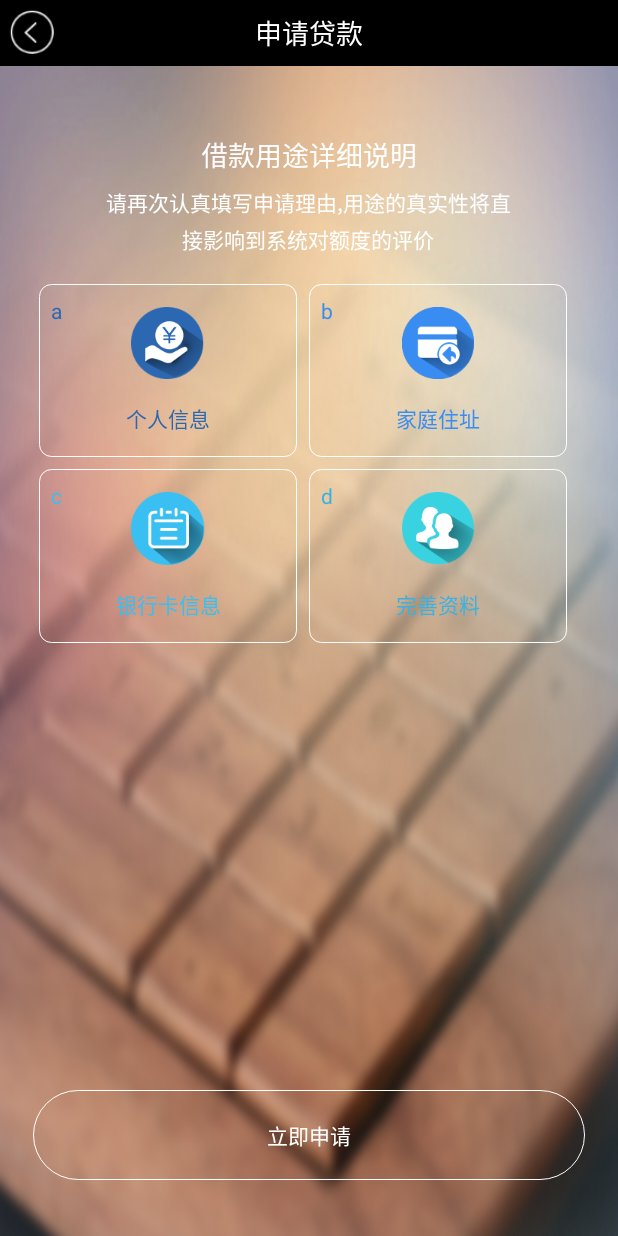
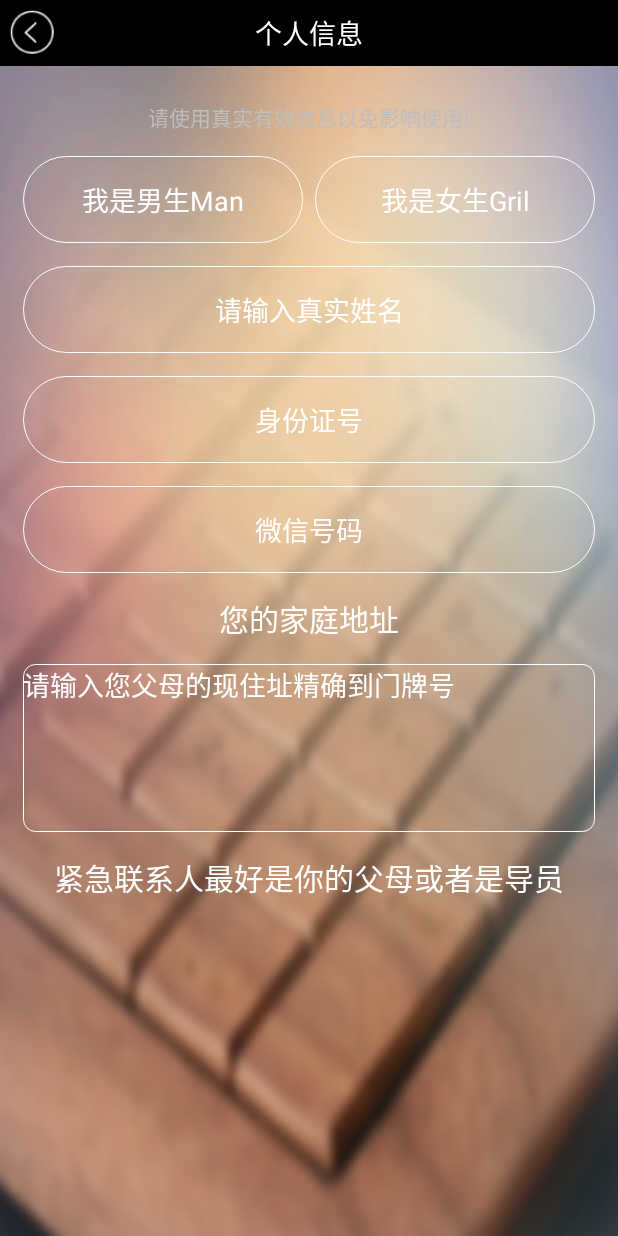
Before and after one commit to yu358769601/xingxingx, an Android app: the ApplyForActivity screen opened directly, with no data from a screen before it, after a tap on an icon or button, on a phone screen of 412 x 824 dp. Run offline under Robolectric (Android 15) with nearby library versions, the phone set to English and light mode, and no system bars; pictures from the network do not load.

Commit message:
做到个人信息

```diff
--- a/app/src/main/AndroidManifest.xml
+++ b/app/src/main/AndroidManifest.xml
@@ -43,6 +43,8 @@
         </activity>
         <activity android:name=".ui.BankCardInfoActivity">
         </activity>
+        <activity android:name=".ui.PersonalDetailsActivity">
+        </activity>
     </application>
 
 </manifest>
--- a/app/src/main/java/com/xinxinxuedai/MVP/ApplyForActivity/ApplyForActivity_P.java
+++ b/app/src/main/java/com/xinxinxuedai/MVP/ApplyForActivity/ApplyForActivity_P.java
@@ -3,7 +3,9 @@ package com.xinxinxuedai.MVP.ApplyForActivity;
 import android.content.Context;
 import android.content.Intent;
 
+import com.xinxinxuedai.MVP.baseMVP.BaseMvp;
 import com.xinxinxuedai.ui.BankCardInfoActivity;
+import com.xinxinxuedai.ui.PersonalDetailsActivity;
 import com.xinxinxuedai.view.xuedai_button.XueDaiButton;
 
 /**
@@ -15,8 +17,10 @@ import com.xinxinxuedai.view.xuedai_button.XueDaiButton;
  * 备注:
  */
 
-public class ApplyForActivity_P implements ApplyForActivity_method{
+public class ApplyForActivity_P extends BaseMvp<ApplyForActivity_callback> implements ApplyForActivity_method{
     static ApplyForActivity_P mApplyForActivity_p;
+    ApplyForActivity_callback applyForActivity_callback;
+
     static Context context;
     public ApplyForActivity_P(Context context){
         this.context = context;
@@ -28,14 +32,18 @@ public class ApplyForActivity_P implements ApplyForActivity_method{
 
         return mApplyForActivity_p;
     }
-
+    @Override
+    public void setCallBack(ApplyForActivity_callback applyForActivity_callback) {
+            this.applyForActivity_callback = applyForActivity_callback;
+    }
 
     @Override
     public void initClick(XueDaiButton xueDaiButton) {
         Intent intent = new Intent();
         switch (xueDaiButton.getType()){
             case 1:
-
+                intent.setClass(context, PersonalDetailsActivity.class);
+                context.startActivity(intent);
             break;
             case 2:
 
@@ -49,4 +57,6 @@ public class ApplyForActivity_P implements ApplyForActivity_method{
             break;
         }
     }
+
+
 }
--- /dev/null
+++ b/app/src/main/java/com/xinxinxuedai/MVP/ApplyForActivity/ApplyForActivity_callback.java
@@ -0,0 +1,13 @@
+package com.xinxinxuedai.MVP.ApplyForActivity;
+
+/**
+ * Created by 35876 于萌萌
+ * 创建日期: 8:57 . 2016年12月02日
+ * 描述:
+ * <p>
+ * <p>
+ * 备注:
+ */
+
+public interface ApplyForActivity_callback {
+}
--- a/app/src/main/java/com/xinxinxuedai/MVP/RegisterActivity/RegisterActivity_P.java
+++ b/app/src/main/java/com/xinxinxuedai/MVP/RegisterActivity/RegisterActivity_P.java
@@ -4,6 +4,7 @@ import android.content.Context;
 import android.view.View;
 
 import com.xinxinxuedai.MVP.RegisterActivity.countTime.Register_countTime_P;
+import com.xinxinxuedai.Utils.LogUtils;
 
 /**
  * Created by 35876 于萌萌
@@ -46,7 +47,16 @@ public class RegisterActivity_P implements RegisterActivity_interface {
         switch ((int)view.getTag()){
             //按下去的是倒计时
             case 1:
+                LogUtils.i("点击了注册/重置验证码倒计时");
                 mRegister_countTime_p.startCountDown();
+            break;
+            //按下去确定注册
+            case 2:
+                LogUtils.i("点击了注册");
+            break;
+            //按下去的是确认重置
+            case 3:
+                LogUtils.i("点击了重置");
             break;
         }
     }
--- /dev/null
+++ b/app/src/main/java/com/xinxinxuedai/MVP/baseMVP/BaseMvp.java
@@ -0,0 +1,14 @@
+package com.xinxinxuedai.MVP.baseMVP;
+
+/**
+ * Created by 35876 于萌萌
+ * 创建日期: 8:51 . 2016年12月02日
+ * 描述:
+ * <p>
+ * <p>
+ * 备注:
+ */
+
+public abstract class BaseMvp<T> {
+    public abstract void setCallBack(T t);
+}
--- /dev/null
+++ b/app/src/main/java/com/xinxinxuedai/MVP/mainActivity/MainActivity_CallBack.java
@@ -0,0 +1,14 @@
+package com.xinxinxuedai.MVP.mainActivity;
+
+/**
+ * Created by 35876 于萌萌
+ * 创建日期: 8:53 . 2016年12月02日
+ * 描述:
+ * <p>
+ * <p>
+ * 备注:
+ */
+
+public interface MainActivity_CallBack  {
+
+}
--- a/app/src/main/java/com/xinxinxuedai/MVP/mainActivity/MainActivity_P.java
+++ b/app/src/main/java/com/xinxinxuedai/MVP/mainActivity/MainActivity_P.java
@@ -4,6 +4,7 @@ import android.content.Context;
 import android.content.Intent;
 import android.graphics.Bitmap;
 import android.graphics.drawable.Drawable;
+import android.os.Bundle;
 import android.os.Handler;
 import android.support.v4.view.ViewPager;
 import android.util.DisplayMetrics;
@@ -12,6 +13,7 @@ import android.widget.ImageView;
 import android.widget.LinearLayout;
 import android.widget.RelativeLayout;
 
+import com.xinxinxuedai.MVP.baseMVP.BaseMvp;
 import com.xinxinxuedai.R;
 import com.xinxinxuedai.Utils.LogUtils;
 import com.xinxinxuedai.Utils.UtilsDrawable;
@@ -36,8 +38,11 @@ import java.util.ArrayList;
  * 备注:
  */
 
-public class MainActivity_P implements MainActivity_method{
+public class MainActivity_P extends BaseMvp<MainActivity_CallBack> implements MainActivity_method{
     Context context;
+
+    MainActivity_CallBack mainActivity_callBack;
+
     private final MainActivity mMainActivity;
     public static final int BANNER_LOOP_TIME = 5000;
     private int displayWidth;
@@ -184,7 +189,31 @@ public class MainActivity_P implements MainActivity_method{
 
     @Override
     public void initClickView(View view) {
-
+        Intent intent = new Intent();
+        Bundle bundle = new Bundle();
+        switch ((int)view.getTag()){
+            case 1:
+            LogUtils.i("点击了进入注册activity");
+                intent.setClass(context, RegisterActivity.class);
+                bundle.putInt("classtag",RegisterActivity.REGISTERCLASS);
+                intent.putExtras(bundle);
+                context.startActivity(intent);
+            break;
+            case 2:
+                LogUtils.i("点击了进入重置activity");
+                intent.setClass(context, RegisterActivity.class);
+                bundle.putInt("classtag",RegisterActivity.AGAINCLASS);
+                intent.putExtras(bundle);
+                context.startActivity(intent);
+            break;
+        }
     }
 
+
+    @Override
+    public void setCallBack(MainActivity_CallBack mainActivity_callBack) {
+            this.mainActivity_callBack =mainActivity_callBack;
+    }
+
+
 }
--- a/app/src/main/java/com/xinxinxuedai/ui/MainActivity.java
+++ b/app/src/main/java/com/xinxinxuedai/ui/MainActivity.java
@@ -192,8 +192,15 @@ public class MainActivity extends BaseActivity implements View.OnClickListener {
     @Override
     public void onClick(View v) {
         switch (v.getId()){
+            //点击了注册
             case R.id.main_iv:
-
+                v.setTag(1);
+                mMainActivity_p.initClickView(v);
+            break;
+            //点击了重置
+            case R.id.main_tv_name:
+                v.setTag(2);
+                mMainActivity_p.initClickView(v);
             break;
         }
     }
--- /dev/null
+++ b/app/src/main/java/com/xinxinxuedai/ui/PersonalDetailsActivity.java
@@ -0,0 +1,58 @@
+package com.xinxinxuedai.ui;
+
+import android.os.Bundle;
+import android.widget.Button;
+import android.widget.TextView;
+
+import com.xinxinxuedai.R;
+import com.xinxinxuedai.base.BaseActivity;
+import com.xinxinxuedai.view.initAction_Bar;
+
+//个人信息activity
+public class PersonalDetailsActivity extends BaseActivity {
+
+    private initAction_Bar mRelativeLayout_title;
+
+    @Override
+    protected void onCreate(Bundle savedInstanceState) {
+        super.onCreate(savedInstanceState);
+        initView();
+    }
+
+    @Override
+    public int getlayouXML() {
+        return R.layout.activity_personal_details;
+    }
+
+    @Override
+    public void initView() {
+        mRelativeLayout_title = (initAction_Bar) findViewById(R.id.relativeLayout_title);
+        mRelativeLayout_title.setCallBack(new initAction_Bar.Action_bar_call_back() {
+            @Override
+            public void getAction_barView_backbutton(Button button) {
+
+            }
+
+            @Override
+            public void getAction_barView_title(TextView textView) {
+                textView.setText("个人信息");
+            }
+        });
+
+    }
+
+    @Override
+    public void initP() {
+
+    }
+
+    @Override
+    public void initData() {
+
+    }
+
+    @Override
+    public void initListener() {
+
+    }
+}
--- a/app/src/main/java/com/xinxinxuedai/ui/RegisterActivity.java
+++ b/app/src/main/java/com/xinxinxuedai/ui/RegisterActivity.java
@@ -19,6 +19,7 @@ import com.xinxinxuedai.base.BaseActivity;
 import com.xinxinxuedai.view.initAction_Bar;
 
 import static com.xinxinxuedai.R.id.register_cunttime;
+
 
 //注册activity  重置密码activity
 public class RegisterActivity extends BaseActivity implements View.OnClickListener, Register_countTime_P_CallBack {
@@ -185,12 +186,25 @@ public class RegisterActivity extends BaseActivity implements View.OnClickListen
     @Override
     public void onClick(View v) {
         switch (v.getId()){
-            case register_cunttime:
+            //点击了验证码
+            case R.id.register_cunttime:
                 v.setTag(1);
 
                 mRegisterActivity_p.onClick(v);
                 mRegister_cunttime.setEnabled(false);
             break;
+            //确定注册
+            case R.id.register_ok_:
+                v.setTag(2);
+
+                mRegisterActivity_p.onClick(v);
+            break;
+            //确定重置
+            case R.id.register_ok_again:
+                v.setTag(3);
+
+                mRegisterActivity_p.onClick(v);
+            break;
         }
     }
 }
--- /dev/null
+++ b/app/src/main/res/drawable/an_long_radiobutoon.xml
@@ -0,0 +1,5 @@
+<?xml version="1.0" encoding="utf-8"?>
+<selector xmlns:android="http://schemas.android.com/apk/res/android">
+    <item android:drawable="@drawable/long_button_touming" android:state_checked="false"></item>
+    <item android:drawable="@drawable/long_button_white" android:state_checked="true"></item>
+</selector>
--- a/app/src/main/res/layout/activity_main.xml
+++ b/app/src/main/res/layout/activity_main.xml
@@ -7,6 +7,7 @@
     android:layout_height="match_parent"
     android:background="@drawable/home"
     tools:context="com.xinxinxuedai.ui.MainActivity">
+
     <RelativeLayout
         android:id="@+id/main_re"
         android:layout_below="@+id/relativeLayout_title"
--- /dev/null
+++ b/app/src/main/res/layout/activity_personal_details.xml
@@ -0,0 +1,122 @@
+<?xml version="1.0" encoding="utf-8"?>
+<com.xinxinxuedai.view.initAction_Bar
+    xmlns:android="http://schemas.android.com/apk/res/android"
+    xmlns:tools="http://schemas.android.com/tools"
+    android:id="@+id/relativeLayout_title"
+    android:layout_width="match_parent"
+    android:layout_height="match_parent"
+    android:background="@drawable/home"
+    tools:context="com.xinxinxuedai.ui.PersonalDetailsActivity">
+    <ScrollView
+        android:layout_below="@+id/relativeLayout_title"
+        android:layout_width="match_parent"
+        android:layout_height="match_parent">
+        <RelativeLayout
+            android:id="@+id/personalpdetails_rl"
+            android:layout_below="@+id/relativeLayout_title"
+            android:layout_width="match_parent"
+            android:layout_height="match_parent"
+            android:padding="@dimen/size_base480_20dp"
+            >
+
+            <!--标题-->
+            <TextView
+                android:id="@+id/personalpdetails_title"
+
+                android:layout_marginTop="@dimen/size_base480_10dp"
+                android:layout_centerHorizontal="true"
+                android:text="请使用真实有效信息以免影响使用!"
+                android:layout_width="wrap_content"
+                android:layout_height="wrap_content"/>
+
+            <!--选择男生女生-->
+            <RadioGroup
+                android:id="@+id/personalpdetails_rg"
+                android:layout_marginTop="@dimen/size_base480_20dp"
+                android:orientation="horizontal"
+                android:layout_below="@+id/personalpdetails_title"
+                android:layout_width="match_parent"
+                android:layout_height="wrap_content"
+                >
+                <RadioButton
+                    android:text="我是男生Man"
+                    style="@style/radiobutton_touming_long"
+                    android:button="@null"
+                    android:layout_marginRight="@dimen/size_base480_10dp"
+                    android:layout_width="0dp"
+                    android:layout_weight="1"
+                    android:layout_height="wrap_content"/>
+                <RadioButton
+                    android:text="我是女生Gril"
+                    android:layout_width="0dp"
+                    style="@style/radiobutton_touming_long"
+                    android:button="@null"
+                    android:layout_weight="1"
+                    android:layout_height="wrap_content"/>
+            </RadioGroup>
+            <EditText
+                android:id="@+id/personalpdetails_et1_name"
+                android:layout_marginTop="@dimen/size_base480_20dp"
+                android:layout_below="@+id/personalpdetails_rg"
+                style="@style/edtext_touming_long"
+                android:hint="请输入真实姓名"
+                android:layout_width="match_parent"
+                android:layout_height="wrap_content"/>
+            <EditText
+                android:id="@+id/personalpdetails_et2_name_num"
+                android:layout_marginTop="@dimen/size_base480_20dp"
+                android:layout_below="@+id/personalpdetails_et1_name"
+                style="@style/edtext_touming_long"
+                android:hint="身份证号"
+                android:layout_width="match_parent"
+                android:layout_height="wrap_content"/>
+
+            <EditText
+                android:id="@+id/personalpdetails_et3_weixin_num"
+                android:layout_marginTop="15dp"
+                style="@style/edtext_touming_long"
+                android:hint="微信号码"
+                android:layout_width="match_parent"
+                android:layout_height="wrap_content"
+                android:layout_below="@+id/personalpdetails_et2_name_num"
+                android:layout_alignParentLeft="true"
+                android:layout_alignParentStart="true"/>
+            <TextView
+                android:id="@+id/personalpdetails_tv_address"
+                android:text="您的家庭地址"
+                android:layout_marginTop="@dimen/size_base480_20dp"
+                android:layout_below="@+id/personalpdetails_et3_weixin_num"
+                android:textSize="20sp"
+                android:layout_marginBottom="@dimen/size_base480_20dp"
+                android:textColor="@color/white"
+                android:layout_centerHorizontal="true"
+                android:layout_width="wrap_content"
+                android:layout_height="wrap_content"/>
+
+            <EditText
+                android:id="@+id/cancellation_ed"
+                android:layout_below="@+id/personalpdetails_tv_address"
+                android:hint="请输入您父母的现住址精确到门牌号"
+                android:gravity="left"
+                android:textColorHint="@color/white"
+                android:background="@drawable/border_money_touming"
+                android:layout_width="match_parent"
+                android:layout_height="@dimen/size_base480_150dp"/>
+
+            <TextView
+                android:id="@+id/personalpdetails_tv_tellname"
+                android:text="紧急联系人最好是你的父母或者是导员"
+                android:layout_marginTop="@dimen/size_base480_20dp"
+                android:layout_below="@+id/cancellation_ed"
+                android:textSize="20sp"
+                android:layout_marginBottom="@dimen/size_base480_20dp"
+                android:textColor="@color/white"
+                android:layout_centerHorizontal="true"
+                android:layout_width="wrap_content"
+                android:layout_height="wrap_content"/>
+
+        </RelativeLayout>
+
+    </ScrollView>
+
+</com.xinxinxuedai.view.initAction_Bar>
--- a/app/src/main/res/values/styles.xml
+++ b/app/src/main/res/values/styles.xml
@@ -26,6 +26,21 @@
         <item name="android:padding">@dimen/size_base480_20dp</item>
         <item name="android:background">@drawable/an_long</item>
     </style>
+    <style name="radiobutton_touming_long">
+        <item name="android:gravity">center</item>
+        <item name="android:textSize">18sp</item>
+        <item name="android:textColor">@color/white</item>
+        <item name="android:padding">@dimen/size_base480_20dp</item>
+        <item name="android:background">@drawable/an_long_radiobutoon</item>
+    </style>
+    <style name="edtext_touming_long">
+        <item name="android:gravity">center</item>
+        <item name="android:textSize">18sp</item>
+        <item name="android:textColorHint">@color/white</item>
+        <item name="android:textColor">@color/white</item>
+        <item name="android:padding">@dimen/size_base480_20dp</item>
+        <item name="android:background">@drawable/long_button_touming</item>
+    </style>
 
 
     <!--注册登录输入框样式-->
```
Also changed, not shown: app/src/main/res/drawable-xhdpi/personaldetails.png (added).
